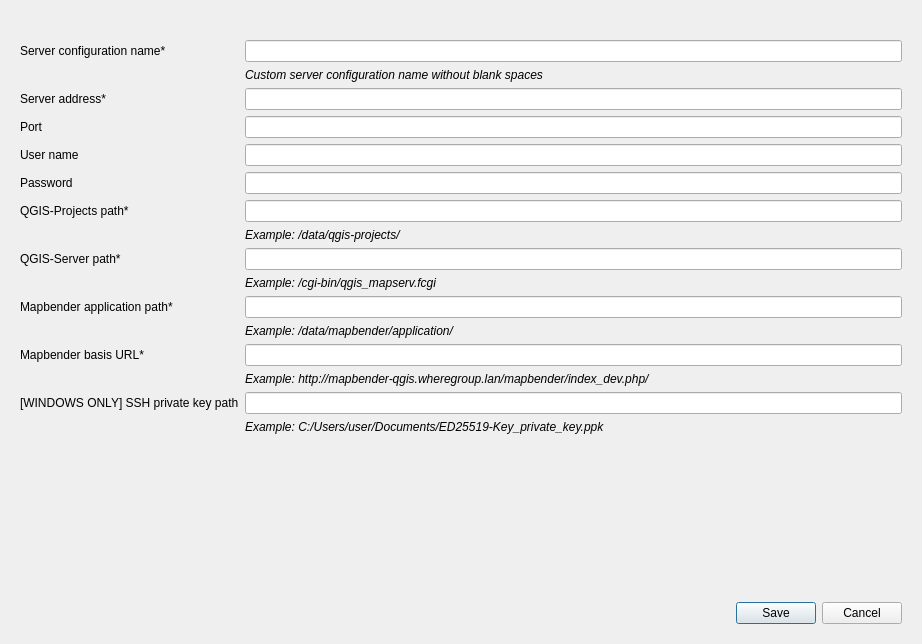
Before: the Qt Designer form mapbender_plugin/dialogs/ui/server_config_dialog.ui in WhereGroup/QGIS2Mapbender, drawn with Qt 5.
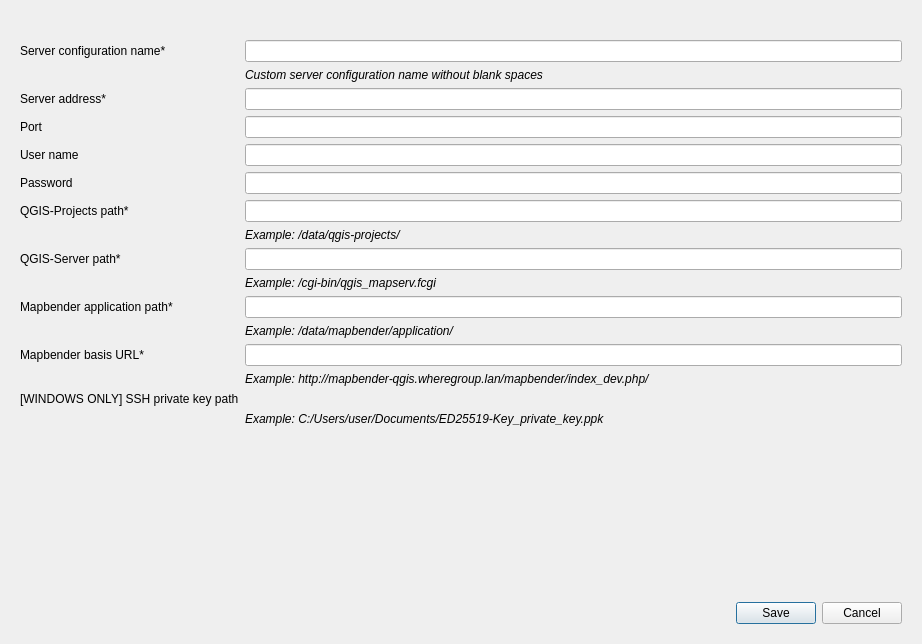
After: the same form once the commit is applied. Icons and pictures are not drawn. Custom widgets are drawn as their Qt base class.

Commit message: set winPKFileWidget

The edit to the form file:
```diff
--- a/mapbender_plugin/dialogs/ui/server_config_dialog.ui
+++ b/mapbender_plugin/dialogs/ui/server_config_dialog.ui
@@ -176,9 +176,6 @@
           </property>
          </widget>
         </item>
-        <item row="14" column="1">
-         <widget class="QLineEdit" name="winPKPathLineEdit"/>
-        </item>
         <item row="14" column="0">
          <widget class="QLabel" name="winPKPathLabel">
           <property name="text">
@@ -198,6 +195,9 @@
           </property>
          </widget>
         </item>
+        <item row="14" column="1">
+         <widget class="QgsFileWidget" name="winPKFileWidget"/>
+        </item>
        </layout>
       </item>
       <item row="0" column="0">
@@ -242,6 +242,11 @@
   </layout>
  </widget>
  <customwidgets>
+  <customwidget>
+   <class>QgsFileWidget</class>
+   <extends>QWidget</extends>
+   <header>qgsfilewidget.h</header>
+  </customwidget>
   <customwidget>
    <class>QgsPasswordLineEdit</class>
    <extends>QLineEdit</extends>
```
The commit also changes 1 other file.
